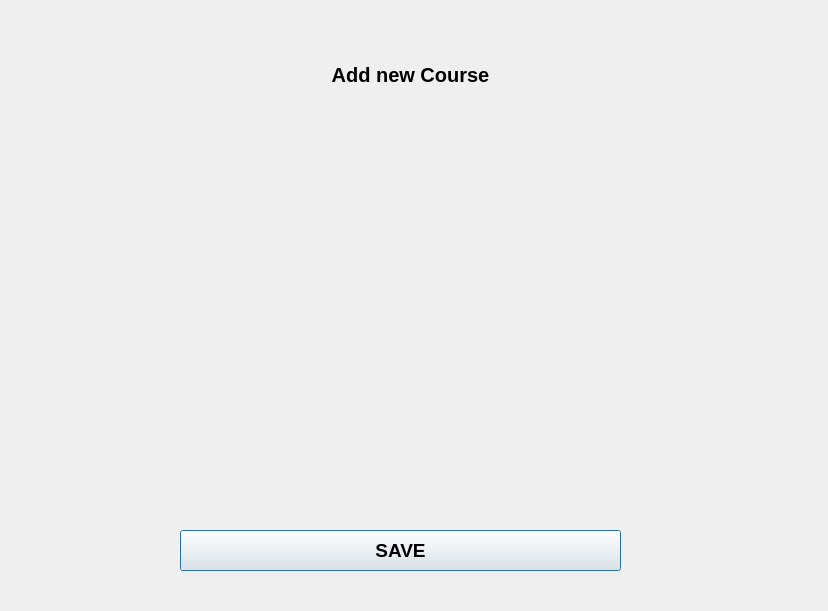
Old version of the form course3.ui in the repository jepark125/programming-2.
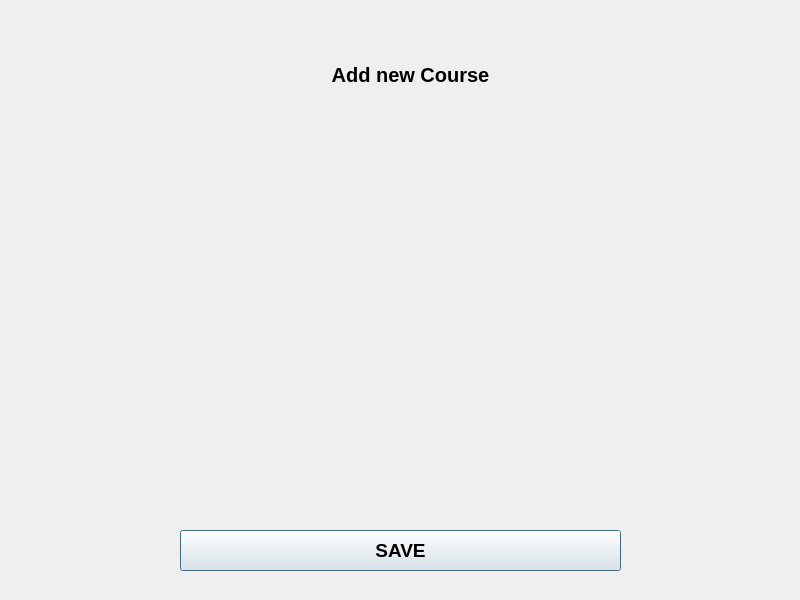
New version of the form.

```diff
--- a/course3.ui
+++ b/course3.ui
@@ -6,8 +6,8 @@
    <rect>
     <x>0</x>
     <y>0</y>
-    <width>828</width>
-    <height>611</height>
+    <width>800</width>
+    <height>600</height>
    </rect>
   </property>
   <property name="windowTitle">
```
